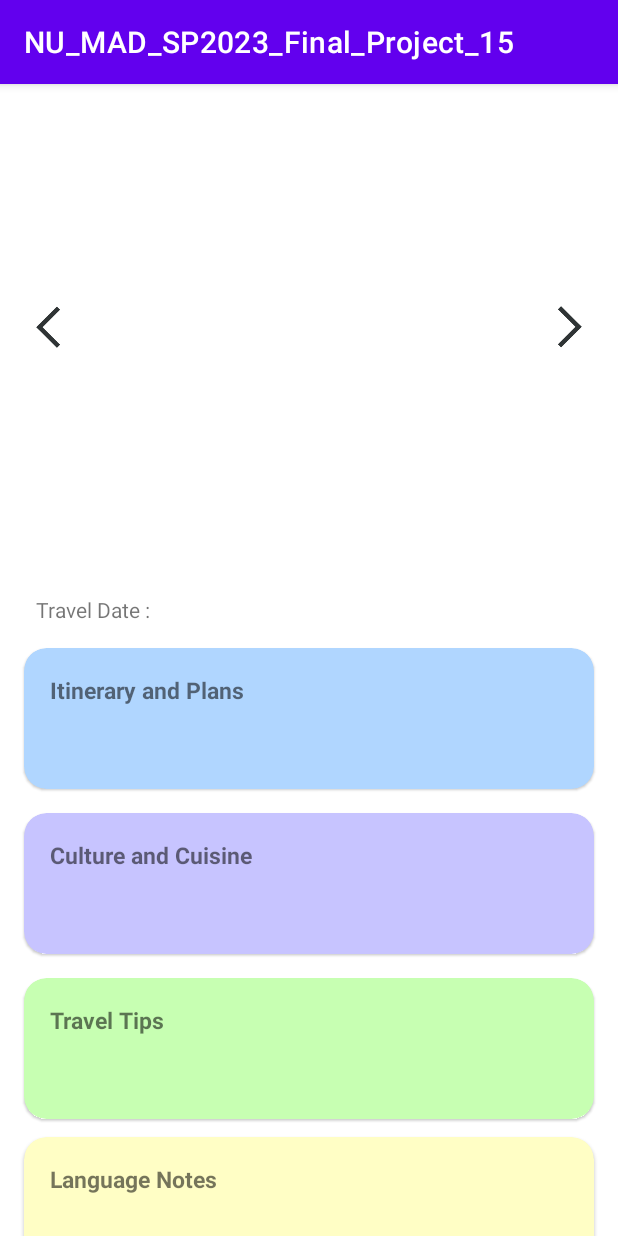
After one commit to tanvimagdum/Android-App-GeoJournal, an Android app: the DisplayPage screen opened directly, with no data from a screen before it, on a phone screen of 412 x 824 dp. The commit adds this screen. Run offline under Robolectric (Android 15) with nearby library versions, the phone set to English and light mode, and no system bars.

Commit message:
commit Display page

```diff
--- a/app/src/main/AndroidManifest.xml
+++ b/app/src/main/AndroidManifest.xml
@@ -14,6 +14,9 @@
         android:supportsRtl="true"
         android:theme="@style/Theme.NU_MAD_SP2023_Final_Project_15"
         tools:targetApi="31">
+        <activity
+            android:name=".DisplayPage"
+            android:exported="false" />
         <activity
             android:name=".ProfileActivity"
             android:exported="false" />
--- /dev/null
+++ b/app/src/main/java/com/example/nu_mad_sp2023_final_project_15/DisplayPage.java
@@ -0,0 +1,14 @@
+package com.example.nu_mad_sp2023_final_project_15;
+
+import androidx.appcompat.app.AppCompatActivity;
+
+import android.os.Bundle;
+
+public class DisplayPage extends AppCompatActivity {
+
+    @Override
+    protected void onCreate(Bundle savedInstanceState) {
+        super.onCreate(savedInstanceState);
+        setContentView(R.layout.activity_display_page);
+    }
+}
--- /dev/null
+++ b/app/src/main/res/layout/activity_display_page.xml
@@ -0,0 +1,300 @@
+<?xml version="1.0" encoding="utf-8"?>
+<androidx.constraintlayout.widget.ConstraintLayout xmlns:android="http://schemas.android.com/apk/res/android"
+    xmlns:app="http://schemas.android.com/apk/res-auto"
+    xmlns:tools="http://schemas.android.com/tools"
+    android:layout_width="match_parent"
+    android:layout_height="match_parent"
+    tools:context=".DisplayPage">
+
+    <ImageView
+        android:id="@+id/imgDisplayPictures"
+        android:layout_width="380dp"
+        android:layout_height="260dp"
+        android:layout_marginStart="16dp"
+        android:layout_marginTop="32dp"
+        android:layout_marginEnd="16dp"
+        app:layout_constraintEnd_toEndOf="parent"
+        app:layout_constraintStart_toStartOf="parent"
+        app:layout_constraintTop_toTopOf="parent"
+        app:srcCompat="@android:drawable/screen_background_light" />
+
+    <ImageView
+        android:id="@+id/imgDisplayPrevious"
+        android:layout_width="32dp"
+        android:layout_height="32dp"
+        app:layout_constraintBottom_toBottomOf="@+id/imgDisplayPictures"
+        app:layout_constraintStart_toStartOf="@+id/imgDisplayPictures"
+        app:layout_constraintTop_toTopOf="@+id/imgDisplayPictures"
+        app:srcCompat="@drawable/previous" />
+
+    <ImageView
+        android:id="@+id/imgDisplayNext"
+        android:layout_width="32dp"
+        android:layout_height="32dp"
+        app:layout_constraintBottom_toBottomOf="@+id/imgDisplayPictures"
+        app:layout_constraintEnd_toEndOf="@+id/imgDisplayPictures"
+        app:layout_constraintTop_toTopOf="@+id/imgDisplayPictures"
+        app:srcCompat="@drawable/next" />
+
+    <TextView
+        android:id="@+id/txtDisplayTravelPlace"
+        android:layout_width="wrap_content"
+        android:layout_height="wrap_content"
+        android:layout_marginStart="24dp"
+        android:layout_marginTop="16dp"
+        android:textSize="18sp"
+        android:textStyle="bold"
+        app:layout_constraintStart_toStartOf="parent"
+        app:layout_constraintTop_toBottomOf="@+id/imgDisplayPictures" />
+
+    <TextView
+        android:id="@+id/txtDisplayTravelDate"
+        android:layout_width="wrap_content"
+        android:layout_height="wrap_content"
+        android:layout_marginStart="16dp"
+        android:layout_marginTop="8dp"
+        app:layout_constraintStart_toEndOf="@+id/lblDisplayTravelDate"
+        app:layout_constraintTop_toBottomOf="@+id/txtDisplayTravelPlace" />
+
+    <TextView
+        android:id="@+id/lblDisplayTravelDate"
+        android:layout_width="wrap_content"
+        android:layout_height="wrap_content"
+        android:layout_marginTop="8dp"
+        android:text="@string/lblDisplayTravelDate"
+        app:layout_constraintStart_toStartOf="@+id/txtDisplayTravelPlace"
+        app:layout_constraintTop_toBottomOf="@+id/txtDisplayTravelPlace" />
+
+    <androidx.cardview.widget.CardView
+        android:id="@+id/cardItinerary"
+        android:layout_width="match_parent"
+        android:layout_height="wrap_content"
+        android:layout_marginStart="16dp"
+        android:layout_marginTop="16dp"
+        android:layout_marginEnd="16dp"
+        app:cardBackgroundColor="#B0D6FF"
+        app:cardCornerRadius="15dp"
+        app:cardElevation="1dp"
+        app:contentPadding="1dp"
+        app:layout_constraintEnd_toEndOf="parent"
+        app:layout_constraintStart_toStartOf="parent"
+        app:layout_constraintTop_toBottomOf="@+id/lblDisplayTravelDate">
+
+        <androidx.constraintlayout.widget.ConstraintLayout
+            android:layout_width="match_parent"
+            android:layout_height="match_parent">
+
+            <TextView
+                android:id="@+id/txtDisplayItinerary"
+                android:layout_width="0dp"
+                android:layout_height="30dp"
+                android:layout_marginStart="16dp"
+                android:layout_marginTop="8dp"
+                android:layout_marginEnd="16dp"
+                android:layout_marginBottom="16dp"
+                android:textAlignment="textStart"
+                app:layout_constraintBottom_toBottomOf="parent"
+                app:layout_constraintEnd_toEndOf="parent"
+                app:layout_constraintStart_toStartOf="parent"
+                app:layout_constraintTop_toBottomOf="@+id/lblDisplayItinerary"
+                app:layout_constraintVertical_bias="0.0" />
+
+            <TextView
+                android:id="@+id/lblDisplayItinerary"
+                android:layout_width="wrap_content"
+                android:layout_height="wrap_content"
+                android:layout_marginStart="16dp"
+                android:layout_marginTop="16dp"
+                android:text="@string/lblDisplayItinerary"
+                android:textSize="15sp"
+                android:textStyle="bold"
+                app:layout_constraintStart_toStartOf="parent"
+                app:layout_constraintTop_toTopOf="parent" />
+        </androidx.constraintlayout.widget.ConstraintLayout>
+    </androidx.cardview.widget.CardView>
+
+    <androidx.cardview.widget.CardView
+        android:id="@+id/cardCulture"
+        android:layout_width="match_parent"
+        android:layout_height="wrap_content"
+        android:layout_marginStart="16dp"
+        android:layout_marginTop="16dp"
+        android:layout_marginEnd="16dp"
+        app:cardBackgroundColor="#C7C4FF"
+        app:cardCornerRadius="15dp"
+        app:cardElevation="1dp"
+        app:contentPadding="1dp"
+        app:layout_constraintEnd_toEndOf="parent"
+        app:layout_constraintStart_toStartOf="parent"
+        app:layout_constraintTop_toBottomOf="@+id/cardItinerary">
+
+        <androidx.constraintlayout.widget.ConstraintLayout
+            android:layout_width="match_parent"
+            android:layout_height="match_parent">
+
+            <TextView
+                android:id="@+id/lblDisplayCulture"
+                android:layout_width="wrap_content"
+                android:layout_height="wrap_content"
+                android:layout_marginStart="16dp"
+                android:layout_marginTop="16dp"
+                android:text="@string/lblDisplayCulture"
+                android:textSize="15sp"
+                android:textStyle="bold"
+                app:layout_constraintStart_toStartOf="parent"
+                app:layout_constraintTop_toTopOf="parent" />
+
+            <TextView
+                android:id="@+id/txtDisplayCulture"
+                android:layout_width="0dp"
+                android:layout_height="30dp"
+                android:layout_marginStart="16dp"
+                android:layout_marginTop="8dp"
+                android:layout_marginEnd="16dp"
+                android:layout_marginBottom="16dp"
+                app:layout_constraintBottom_toBottomOf="parent"
+                app:layout_constraintEnd_toEndOf="parent"
+                app:layout_constraintStart_toStartOf="parent"
+                app:layout_constraintTop_toBottomOf="@+id/lblDisplayCulture" />
+        </androidx.constraintlayout.widget.ConstraintLayout>
+    </androidx.cardview.widget.CardView>
+
+    <androidx.cardview.widget.CardView
+        android:id="@+id/cardTravelTips"
+        android:layout_width="0dp"
+        android:layout_height="wrap_content"
+        android:layout_marginStart="16dp"
+        android:layout_marginTop="16dp"
+        android:layout_marginEnd="16dp"
+        app:cardBackgroundColor="#C7FFB2"
+        app:cardCornerRadius="15dp"
+        app:cardElevation="1dp"
+        app:contentPadding="1dp"
+        app:layout_constraintEnd_toEndOf="parent"
+        app:layout_constraintStart_toStartOf="parent"
+        app:layout_constraintTop_toBottomOf="@+id/cardCulture">
+
+        <androidx.constraintlayout.widget.ConstraintLayout
+            android:layout_width="match_parent"
+            android:layout_height="match_parent">
+
+            <TextView
+                android:id="@+id/lblDisplayTravelTips"
+                android:layout_width="wrap_content"
+                android:layout_height="wrap_content"
+                android:layout_marginStart="16dp"
+                android:layout_marginTop="16dp"
+                android:text="@string/lblTravelTips"
+                android:textSize="15sp"
+                android:textStyle="bold"
+                app:layout_constraintStart_toStartOf="parent"
+                app:layout_constraintTop_toTopOf="parent" />
+
+            <TextView
+                android:id="@+id/txtDisplayTravelTips"
+                android:layout_width="0dp"
+                android:layout_height="30dp"
+                android:layout_marginStart="16dp"
+                android:layout_marginTop="8dp"
+                android:layout_marginEnd="16dp"
+                android:layout_marginBottom="16dp"
+                app:layout_constraintBottom_toBottomOf="parent"
+                app:layout_constraintEnd_toEndOf="parent"
+                app:layout_constraintStart_toStartOf="parent"
+                app:layout_constraintTop_toBottomOf="@+id/lblDisplayTravelTips" />
+        </androidx.constraintlayout.widget.ConstraintLayout>
+    </androidx.cardview.widget.CardView>
+
+    <androidx.cardview.widget.CardView
+        android:id="@+id/cardReflections"
+        android:layout_width="0dp"
+        android:layout_height="100dp"
+        android:layout_marginStart="16dp"
+        android:layout_marginTop="16dp"
+        android:layout_marginEnd="16dp"
+        app:cardBackgroundColor="#EDBAFF"
+        app:cardCornerRadius="15dp"
+        app:cardElevation="1dp"
+        app:contentPadding="1dp"
+        app:layout_constraintEnd_toEndOf="parent"
+        app:layout_constraintStart_toStartOf="parent"
+        app:layout_constraintTop_toBottomOf="@+id/cardLanguage">
+
+        <androidx.constraintlayout.widget.ConstraintLayout
+            android:layout_width="match_parent"
+            android:layout_height="match_parent">
+
+            <TextView
+                android:id="@+id/lblDisplayReflections"
+                android:layout_width="wrap_content"
+                android:layout_height="wrap_content"
+                android:layout_marginStart="16dp"
+                android:layout_marginTop="16dp"
+                android:text="@string/lblDisplayReflections"
+                android:textSize="15sp"
+                android:textStyle="bold"
+                app:layout_constraintStart_toStartOf="parent"
+                app:layout_constraintTop_toTopOf="parent" />
+
+            <TextView
+                android:id="@+id/txtDisplayReflections"
+                android:layout_width="0dp"
+                android:layout_height="30dp"
+                android:layout_marginStart="16dp"
+                android:layout_marginTop="8dp"
+                android:layout_marginEnd="16dp"
+                android:layout_marginBottom="16dp"
+                app:layout_constraintBottom_toBottomOf="parent"
+                app:layout_constraintEnd_toEndOf="parent"
+                app:layout_constraintStart_toStartOf="parent"
+                app:layout_constraintTop_toBottomOf="@+id/lblDisplayReflections" />
+        </androidx.constraintlayout.widget.ConstraintLayout>
+    </androidx.cardview.widget.CardView>
+
+    <androidx.cardview.widget.CardView
+        android:id="@+id/cardLanguage"
+        android:layout_width="0dp"
+        android:layout_height="wrap_content"
+        android:layout_marginStart="16dp"
+        android:layout_marginTop="12dp"
+        android:layout_marginEnd="16dp"
+        app:cardBackgroundColor="#FFFEC5"
+        app:cardCornerRadius="15dp"
+        app:cardElevation="1dp"
+        app:contentPadding="1dp"
+        app:layout_constraintEnd_toEndOf="parent"
+        app:layout_constraintStart_toStartOf="parent"
+        app:layout_constraintTop_toBottomOf="@+id/cardTravelTips">
+
+        <androidx.constraintlayout.widget.ConstraintLayout
+            android:layout_width="match_parent"
+            android:layout_height="match_parent">
+
+            <TextView
+                android:id="@+id/lblDisplayLanguage"
+                android:layout_width="wrap_content"
+                android:layout_height="wrap_content"
+                android:layout_marginStart="16dp"
+                android:layout_marginTop="16dp"
+                android:text="@string/lblDisplayLanguage"
+                android:textSize="15sp"
+                android:textStyle="bold"
+                app:layout_constraintStart_toStartOf="parent"
+                app:layout_constraintTop_toTopOf="parent" />
+
+            <TextView
+                android:id="@+id/txtDisplayLanguage"
+                android:layout_width="0dp"
+                android:layout_height="30dp"
+                android:layout_marginStart="16dp"
+                android:layout_marginTop="8dp"
+                android:layout_marginEnd="16dp"
+                android:layout_marginBottom="16dp"
+                app:layout_constraintBottom_toBottomOf="parent"
+                app:layout_constraintEnd_toEndOf="parent"
+                app:layout_constraintStart_toStartOf="parent"
+                app:layout_constraintTop_toBottomOf="@+id/lblDisplayLanguage" />
+        </androidx.constraintlayout.widget.ConstraintLayout>
+    </androidx.cardview.widget.CardView>
+
+</androidx.constraintlayout.widget.ConstraintLayout>
--- a/app/src/main/res/values/strings.xml
+++ b/app/src/main/res/values/strings.xml
@@ -26,4 +26,11 @@
     <string name="lblProfileSelectPhoto">Select Photo</string>
     <string name="btnProfileSave">Save Profile</string>
 
+    <string name="lblDisplayTravelDate">Travel Date :</string>
+    <string name="lblDisplayItinerary">Itinerary and Plans</string>
+    <string name="lblDisplayCulture">Culture and Cuisine</string>
+    <string name="lblTravelTips">Travel Tips</string>
+    <string name="lblDisplayReflections">Reflections and Thoughts</string>
+    <string name="lblDisplayLanguage">Language Notes</string>
+
 </resources>
```
Also changed, not shown: app/src/main/res/drawable/next.png (added), app/src/main/res/drawable/previous.png (added).
